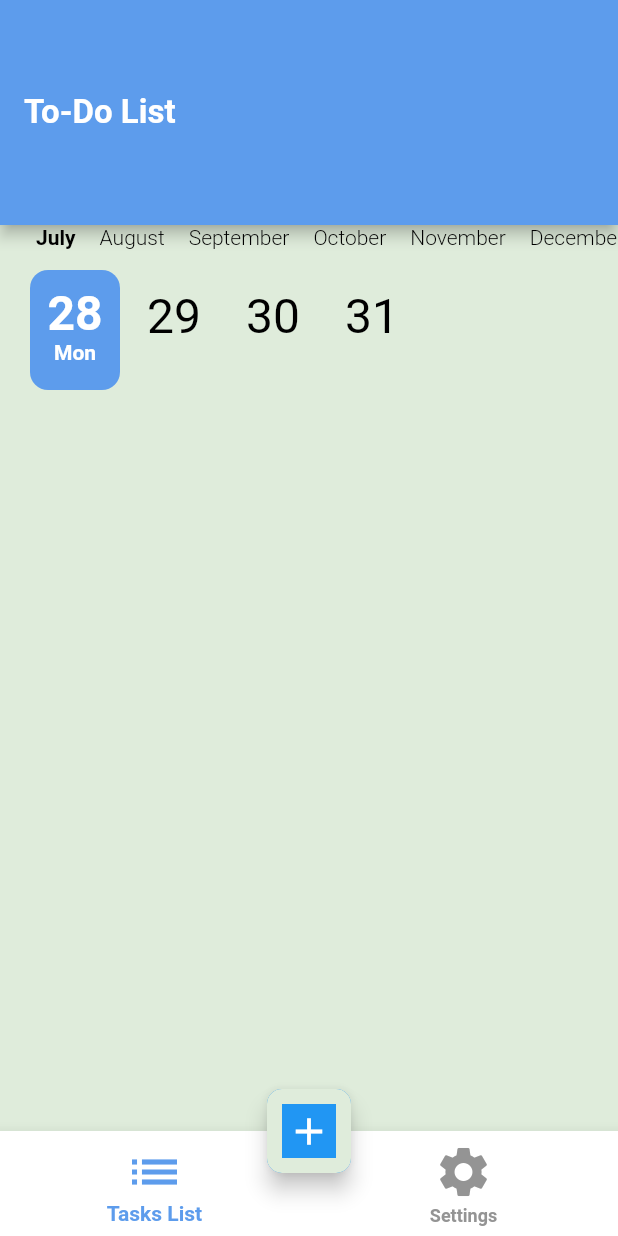
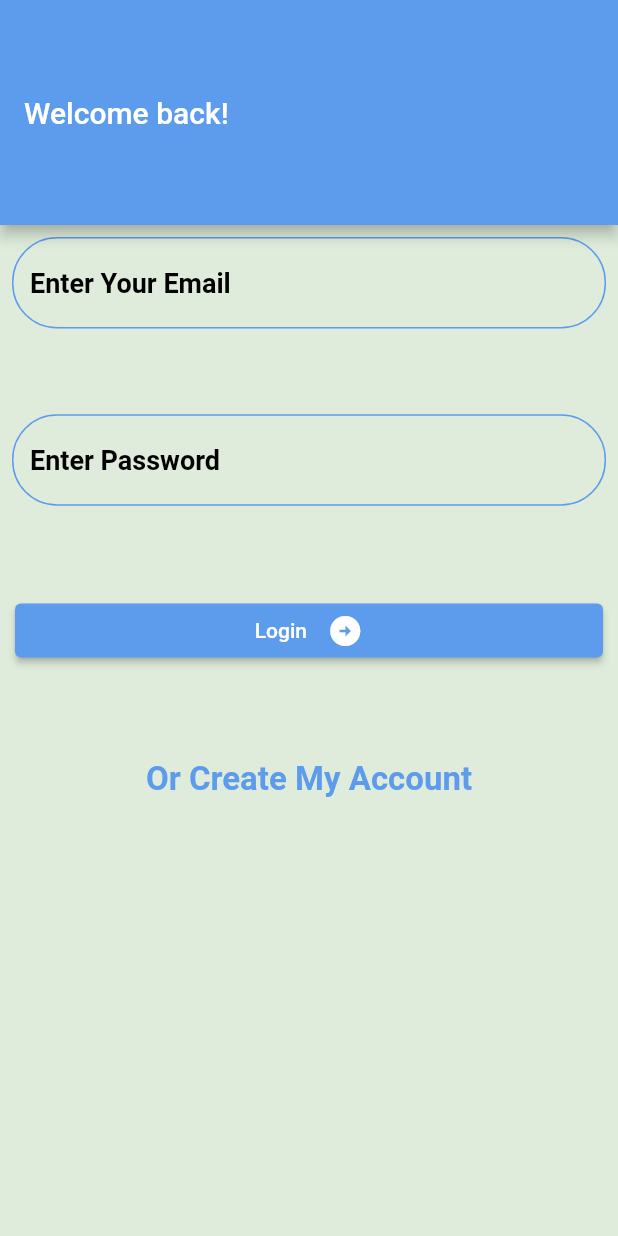
Before and after one commit to Mohamedfouadelabd/todo_app, a Flutter app: the screen it shows after launch, on a phone screen of 412 x 824 dp. Run offline on Flutter 3.47's test engine with Material 2 defaults, Android fonts, the phone set to English and light mode, and no system bars; drawn by our look-alikes of calendar_timeline; our stand-ins replace cloud_firestore, firebase_auth, firebase_core, flutter_slidable, shared_preferences; accounts and stored records are empty; generated files the repository leaves out were written again.

Commit message:
settings

```diff
--- /dev/null
+++ b/lib/Auth/custom_formfield.dart
@@ -0,0 +1,48 @@
+import 'package:flutter/material.dart';
+import 'package:todo_app/Theme/my_theme.dart';
+
+class CustomTextForm extends StatelessWidget {
+String titel;
+String ?Function(String?)   validator;
+TextEditingController controller;
+bool isPassword;
+TextInputType keyboardType;
+CustomTextForm({required this.titel,required this.controller,required this.keyboardType,required this.validator,
+this.isPassword=false,
+
+});
+
+@override
+  Widget build(BuildContext context) {
+    return Padding(
+      padding: const EdgeInsets.all(8.0),
+      child: TextFormField(
+      controller: controller,
+       keyboardType: keyboardType  ,
+          obscureText:isPassword,
+        validator:validator ,
+        decoration: InputDecoration(
+        hintStyle: Theme.of(context).textTheme.bodySmall,
+          hintText:titel ,
+          enabledBorder: OutlineInputBorder(
+              borderRadius: BorderRadius.circular(30),
+              borderSide:BorderSide(
+                color:MyTheme.primary,
+              )
+          ),
+          focusedBorder: OutlineInputBorder(
+              borderRadius: BorderRadius.circular(30),
+              borderSide:BorderSide(
+                color:MyTheme.primary,
+              )
+          ),
+
+
+        ),
+
+
+
+      ),
+    );
+  }
+}
--- /dev/null
+++ b/lib/Auth/login_screen.dart
@@ -0,0 +1,170 @@
+import 'package:firebase_auth/firebase_auth.dart';
+import 'package:flutter/material.dart';
+import 'package:todo_app/Auth/custom_formfield.dart';
+import 'package:todo_app/Auth/registerr_screen.dart';
+import 'package:todo_app/Homescreen/home_screen.dart';
+import 'package:todo_app/Theme/my_theme.dart';
+
+import '../Firebase/firebase_utils.dart';
+import '../dailog _utils/Dailog_Utils.dart';
+
+class LoginScreen extends StatefulWidget {
+  static const String routeName = 'Login';
+
+  @override
+  State<LoginScreen> createState() => _LoginScreenState();
+}
+
+class _LoginScreenState extends State<LoginScreen> {
+  var emailController=TextEditingController();
+
+  var passwordController=TextEditingController();
+
+  var formkey=GlobalKey<FormState>();
+
+  @override
+  Widget build(BuildContext context) {
+    return Scaffold(
+      appBar: AppBar(
+        title: Text('Welcome back!'),
+      ),
+      body: SingleChildScrollView(
+        child: Column(
+          children: [
+Form(
+    key: formkey,
+    child: Column(
+  children: [
+
+    CustomTextForm(titel: 'Enter Your Email',
+    controller: emailController,
+keyboardType: TextInputType.emailAddress,
+      validator: (text){
+        if (text==null ||text.trim().isEmpty){
+
+          return 'Please Enter Email';
+
+        }
+        return null;
+
+
+      },
+    ),
+   SizedBox(
+     height: MediaQuery.of(context).size.height*0.05,
+   ),
+    CustomTextForm(titel: 'Enter Password',
+    keyboardType: TextInputType.number,
+      controller: passwordController,
+      isPassword: true,
+      validator: (text){
+        if (text==null ||text.trim().isEmpty){
+
+          return 'Please Enter Password';
+
+        }
+        if(text.length<6){
+          return 'password greater than 6 char';
+
+        }
+        return null;
+
+
+      },
+    ),
+    SizedBox(
+      height: MediaQuery.of(context).size.height*0.05,
+    ),
+Container(
+ padding: EdgeInsets.all(10),
+  width: double.infinity,
+decoration: BoxDecoration(
+  borderRadius: BorderRadius.circular(30)
+),
+
+  child:   ElevatedButton(
+
+      style: ButtonStyle(
+
+        backgroundColor: MaterialStateProperty.all(MyTheme.primary),
+
+      ),
+
+
+
+      onPressed:(){
+
+        login();
+
+      }, child: Row(
+mainAxisAlignment:  MainAxisAlignment.center,
+    children: [
+      Text('Login ',),
+    SizedBox(
+      width: 10,
+    ),
+      Icon(Icons.arrow_circle_right)
+    ],
+  )),
+),
+    SizedBox(
+      height: MediaQuery.of(context).size.height*0.05,
+    ),
+ TextButton(onPressed: (){
+   Navigator.of(context).pushNamed(RegisterScreen.routeName);
+ }, child: Text('Or Create My Account',
+ style: Theme.of(context).textTheme.bodyMedium!.copyWith(
+   color: MyTheme.primary
+ ),
+
+
+ ),),
+
+  ],
+))
+          ],
+        ),
+      ),
+    );
+  }
+
+  void login() async{
+
+    if(formkey.currentState!.validate()==true){}
+    DailogUtils.showLoding(context, 'Loading...');
+    try {
+      var credential = await FirebaseAuth.instance.signInWithEmailAndPassword(
+          email: emailController.text,
+          password: passwordController.text
+      );
+      var user=FirebaseUtils.readeMyuserFromFireStore(credential.user?.uid??'');
+      if(user==null){
+        return;
+      }
+      DailogUtils.hideLoding(context);
+      DailogUtils.showmassage(context, 'Loding Successfully',
+          titel: 'Successful',
+          posActionName: 'ok',
+          posAc: (){
+            Navigator.of(context).pushNamed(HomeScreen.routeName);
+
+          }
+
+      );
+    }
+
+    on FirebaseAuthException catch (e) {
+      if (e.code == 'user-not-found') {
+        DailogUtils.hideLoding(context);
+        DailogUtils.showmassage(context, 'user not found');
+        print('No user found for that email.');
+      } else if (e.code == 'wrong-password') {
+        DailogUtils.hideLoding(context);
+        DailogUtils.showmassage(context, 'wrong password',
+            posActionName: 'ok');
+        print('Wrong password provided for that user.');
+      }
+    }
+
+  }
+}
--- a/lib/SplashScreen/splash_screen.dart
+++ b/lib/SplashScreen/splash_screen.dart
@@ -1,5 +1,6 @@
 import 'package:flutter/material.dart';
 import 'package:provider/provider.dart';
+import 'package:todo_app/Auth/login_screen.dart';
 import 'package:todo_app/Provider/app_config_provider.dart';
 
 import '../Homescreen/home_screen.dart';
@@ -13,7 +14,7 @@ var provider =Provider.of<AppConfigProvider>(context);
     WidgetsBinding.instance.addPostFrameCallback((_) {
       Future.delayed(const Duration(seconds: 3), () {
         Navigator.of(context).pushReplacement(
-          MaterialPageRoute(builder: (_) =>  HomeScreen()),
+          MaterialPageRoute(builder: (_) =>  LoginScreen()),
         );
       });
     });
--- a/lib/Tasklist/task_item.dart
+++ b/lib/Tasklist/task_item.dart
@@ -104,7 +104,8 @@ class _TaskItemState extends State<TaskItem> {
                         padding: EdgeInsets.all(8.0),
                         child: Text(
                           widget.task.description ?? "",
-                          style: Theme.of(context).textTheme.bodyMedium,
+                          style: Theme.of(context).textTheme.bodyLarge,
+
                         ),
                       ),
                     ],
--- a/lib/main.dart
+++ b/lib/main.dart
@@ -2,6 +2,8 @@ import 'package:firebase_core/firebase_core.dart';
 import 'package:flutter/material.dart';
 import 'package:provider/provider.dart';
 import 'package:shared_preferences/shared_preferences.dart';
+import 'package:todo_app/Auth/login_screen.dart';
+import 'package:todo_app/Auth/registerr_screen.dart';
 import 'package:todo_app/Homescreen/home_screen.dart';
 import 'package:todo_app/Provider/app_config_provider.dart';
 import 'package:todo_app/SplashScreen/splash_screen.dart';
@@ -36,7 +38,8 @@ routes: {
         SplashScreen.routeName:(context) => SplashScreen(),
   HomeScreen.routeName:(context) => HomeScreen(),
 EditTaskScrren.routeName:(context) => EditTaskScrren(),
-
+  LoginScreen.routeName:(context) => LoginScreen(),
+  RegisterScreen.routeName:(context) =>RegisterScreen(),
 },
 
 
```
Also changed, not shown: lib/Auth/registerr_screen.dart (added, +203 -0 lines), lib/dailog _utils/Dailog_Utils.dart (added, +107 -0 lines).
